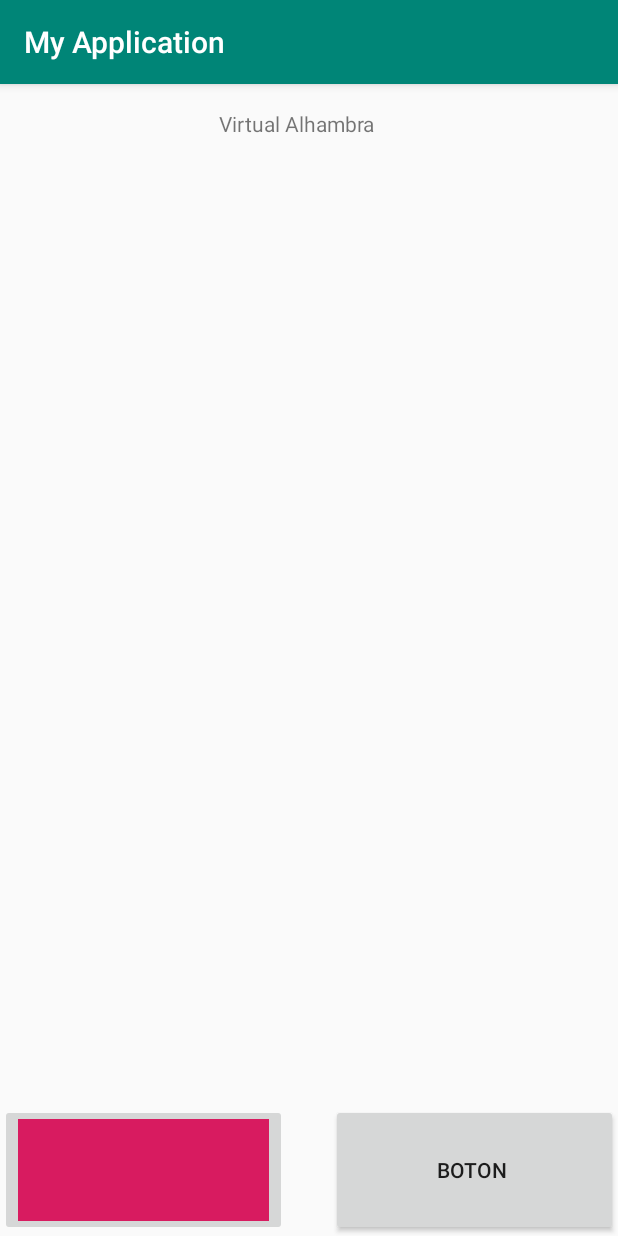
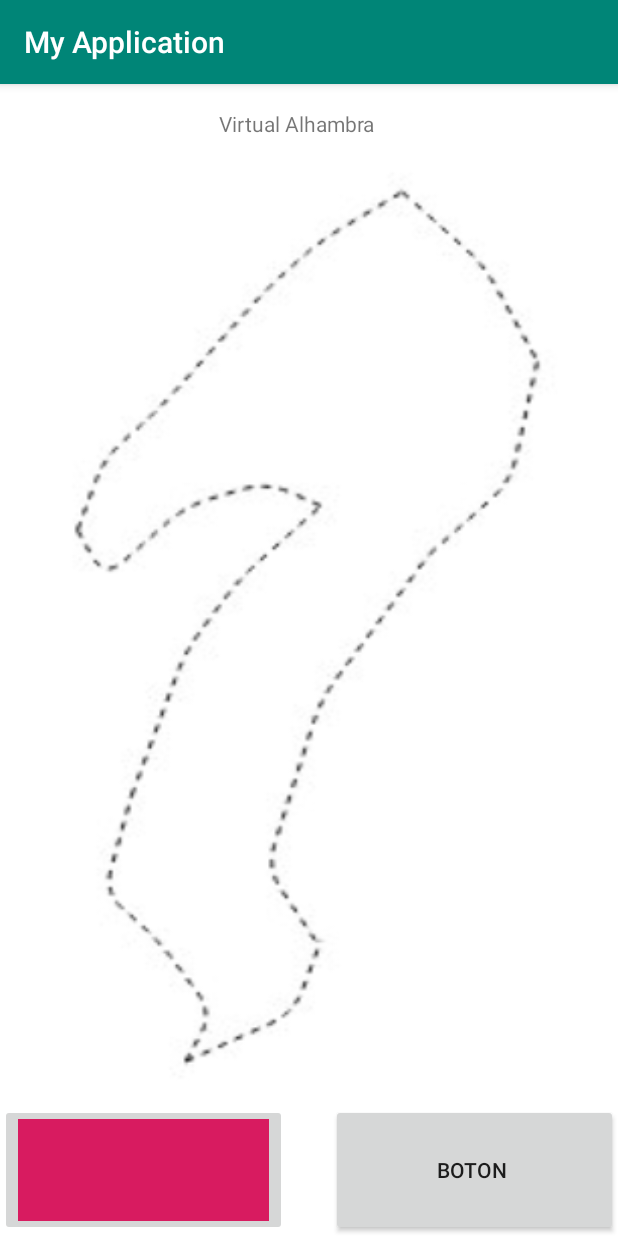
Before and after one commit to EloyBG97/VirtualAlhambra, an Android app: the screen it shows after launch (MainActivity), on a phone screen of 412 x 824 dp. Run offline under Robolectric (Android 15) with nearby library versions, the phone set to English and light mode, and no system bars.

Commit message:
Fondo de gesto
Añadido el gesto como imagen de fondo para que el usuario sepa que puntos debe unir

```diff
--- a/app/src/main/res/layout/activity_main.xml
+++ b/app/src/main/res/layout/activity_main.xml
@@ -1,10 +1,10 @@
 <?xml version="1.0" encoding="utf-8"?>
-<androidx.constraintlayout.widget.ConstraintLayout
-    xmlns:android="http://schemas.android.com/apk/res/android"
+<androidx.constraintlayout.widget.ConstraintLayout xmlns:android="http://schemas.android.com/apk/res/android"
+    xmlns:app="http://schemas.android.com/apk/res-auto"
     xmlns:tools="http://schemas.android.com/tools"
-    xmlns:app="http://schemas.android.com/apk/res-auto"
     android:layout_width="match_parent"
     android:layout_height="match_parent"
+    android:background="@drawable/fondogesto"
     tools:context=".MainActivity">
 
 
@@ -15,8 +15,9 @@
         app:layout_constraintBottom_toBottomOf="parent"
         app:layout_constraintEnd_toEndOf="parent"
         app:layout_constraintTop_toTopOf="@+id/textView2"
-        app:layout_constraintVertical_bias="0.433"
-        tools:ignore="MissingConstraints" />
+        app:layout_constraintVertical_bias="0.307"
+        tools:ignore="MissingConstraints"
+        tools:visibility="invisible" />
 
     <TextView
         android:id="@+id/textView2"
@@ -47,6 +48,9 @@
         android:text="Boton "
         app:layout_constraintBottom_toBottomOf="parent"
         app:layout_constraintEnd_toEndOf="parent"
-        app:srcCompat="@color/colorAccent" />/>
+        app:srcCompat="@color/colorAccent" /><![CDATA[
 
+    />
+
+]]>
 </androidx.constraintlayout.widget.ConstraintLayout>
```
Also changed, not shown: app/src/main/java/com/virtualalhambra/MultiTouchView.java (+11 -0 lines), app/src/main/res/drawable/fondogesto.jpg (added).
